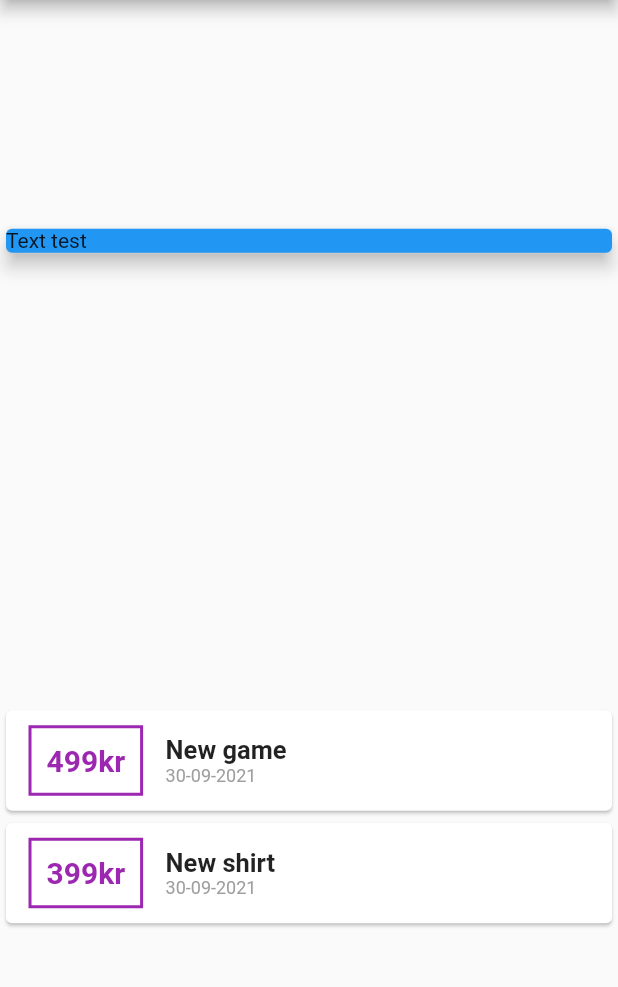
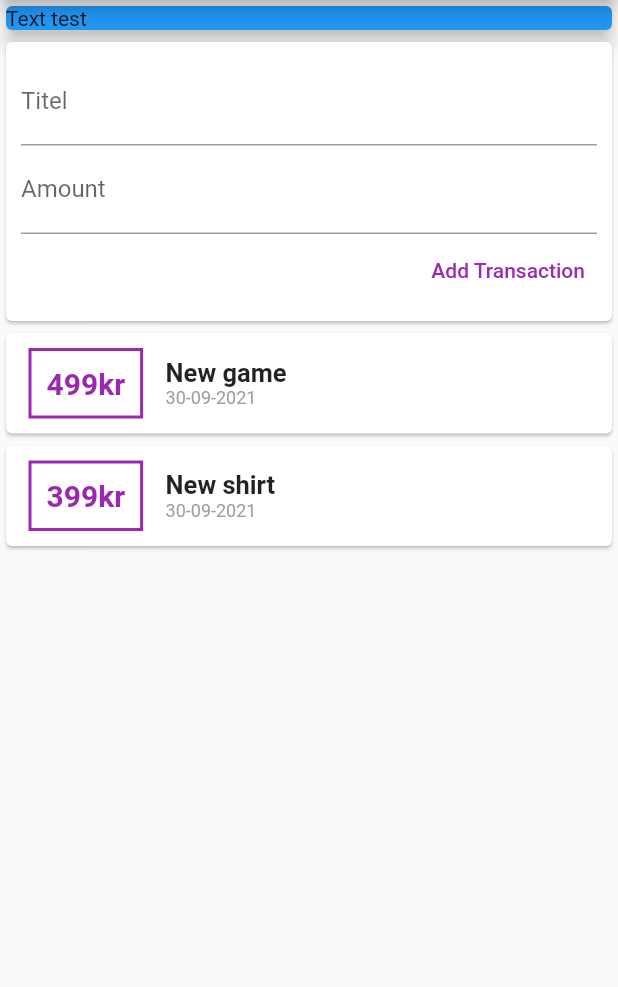
Before and after one commit to Hytro/CashFlow, a Flutter app: the screen it shows after launch, on a phone screen of 412 x 824 dp, the part 84-1071 px from its top. Run offline on Flutter 3.47's test engine with Material 2 defaults, Android fonts, the phone set to English and light mode, and no system bars.

Commit message:
Set up the input fields

```diff
--- a/lib/main.dart
+++ b/lib/main.dart
@@ -38,7 +38,7 @@
           title: Text('Cash Flow'),
         ),
         body: Column(
-          mainAxisAlignment: MainAxisAlignment.spaceAround,
+          //mainAxisAlignment: MainAxisAlignment.spaceAround,
           crossAxisAlignment: CrossAxisAlignment.stretch,
           children: <Widget>[
             Container(
@@ -47,6 +47,30 @@
                 color: Colors.blue,
                 child: Text('Text test'),
                 elevation: 5,
+              ),
+            ),
+            Card(
+              child: Container(
+                padding: EdgeInsets.all(10),
+                child: Column(
+                  crossAxisAlignment: CrossAxisAlignment.end,
+                  children: <Widget>[
+                    TextField(
+                      decoration: InputDecoration(labelText: 'Titel'),
+                    ),
+                    TextField(
+                      decoration: InputDecoration(labelText: 'Amount'),
+                    ),
+                    TextButton(
+                      style: ButtonStyle(
+                        foregroundColor:
+                            MaterialStateProperty.all(Colors.purple),
+                      ),
+                      child: Text('Add Transaction'),
+                      onPressed: () {},
+                    )
+                  ],
+                ),
               ),
             ),
             Column(
```
